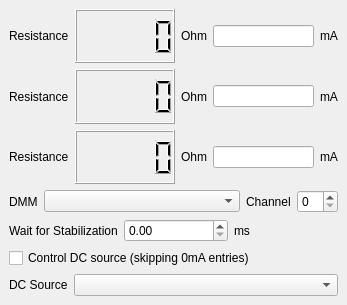
Above: modules/python/formpyfourres.ui from northriv/KAME before the change. Below: the same form after it.
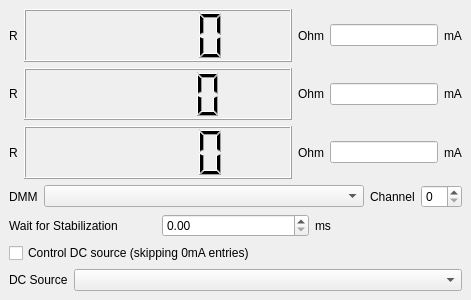
That is the form after the change.

The edit to the form file:
```diff
--- a/modules/python/formpyfourres.ui
+++ b/modules/python/formpyfourres.ui
@@ -6,8 +6,8 @@
    <rect>
     <x>0</x>
     <y>0</y>
-    <width>347</width>
-    <height>305</height>
+    <width>471</width>
+    <height>300</height>
    </rect>
   </property>
   <property name="windowTitle">
@@ -22,14 +22,14 @@
         <item>
          <widget class="QLabel" name="label">
           <property name="text">
-           <string>Resistance</string>
+           <string>R</string>
           </property>
          </widget>
         </item>
         <item>
          <widget class="QLCDNumber" name="lcdResistance1">
           <property name="sizePolicy">
-           <sizepolicy hsizetype="Minimum" vsizetype="MinimumExpanding">
+           <sizepolicy hsizetype="MinimumExpanding" vsizetype="MinimumExpanding">
             <horstretch>0</horstretch>
             <verstretch>0</verstretch>
            </sizepolicy>
@@ -52,7 +52,14 @@
        </layout>
       </item>
       <item>
-       <widget class="QLineEdit" name="edCurr1"/>
+       <widget class="QLineEdit" name="edCurr1">
+        <property name="sizePolicy">
+         <sizepolicy hsizetype="Preferred" vsizetype="Fixed">
+          <horstretch>0</horstretch>
+          <verstretch>0</verstretch>
+         </sizepolicy>
+        </property>
+       </widget>
       </item>
       <item>
        <widget class="QLabel" name="label_8">
@@ -70,14 +77,14 @@
         <item>
          <widget class="QLabel" name="label_9">
           <property name="text">
-           <string>Resistance</string>
+           <string>R</string>
           </property>
          </widget>
         </item>
         <item>
          <widget class="QLCDNumber" name="lcdResistance2">
           <property name="sizePolicy">
-           <sizepolicy hsizetype="MinimumExpanding" vsizetype="Expanding">
+           <sizepolicy hsizetype="MinimumExpanding" vsizetype="MinimumExpanding">
             <horstretch>0</horstretch>
             <verstretch>0</verstretch>
            </sizepolicy>
@@ -100,7 +107,14 @@
        </layout>
       </item>
       <item>
-       <widget class="QLineEdit" name="edCurr2"/>
+       <widget class="QLineEdit" name="edCurr2">
+        <property name="sizePolicy">
+         <sizepolicy hsizetype="Preferred" vsizetype="Fixed">
+          <horstretch>0</horstretch>
+          <verstretch>0</verstretch>
+         </sizepolicy>
+        </property>
+       </widget>
       </item>
       <item>
        <widget class="QLabel" name="label_11">
@@ -118,14 +132,14 @@
         <item>
          <widget class="QLabel" name="label_12">
           <property name="text">
-           <string>Resistance</string>
+           <string>R</string>
           </property>
          </widget>
         </item>
         <item>
          <widget class="QLCDNumber" name="lcdResistance3">
           <property name="sizePolicy">
-           <sizepolicy hsizetype="MinimumExpanding" vsizetype="Expanding">
+           <sizepolicy hsizetype="MinimumExpanding" vsizetype="MinimumExpanding">
             <horstretch>0</horstretch>
             <verstretch>0</verstretch>
            </sizepolicy>
@@ -148,7 +162,14 @@
        </layout>
       </item>
       <item>
-       <widget class="QLineEdit" name="edCurr3"/>
+       <widget class="QLineEdit" name="edCurr3">
+        <property name="sizePolicy">
+         <sizepolicy hsizetype="Preferred" vsizetype="Fixed">
+          <horstretch>0</horstretch>
+          <verstretch>0</verstretch>
+         </sizepolicy>
+        </property>
+       </widget>
       </item>
       <item>
        <widget class="QLabel" name="label_14">
```
